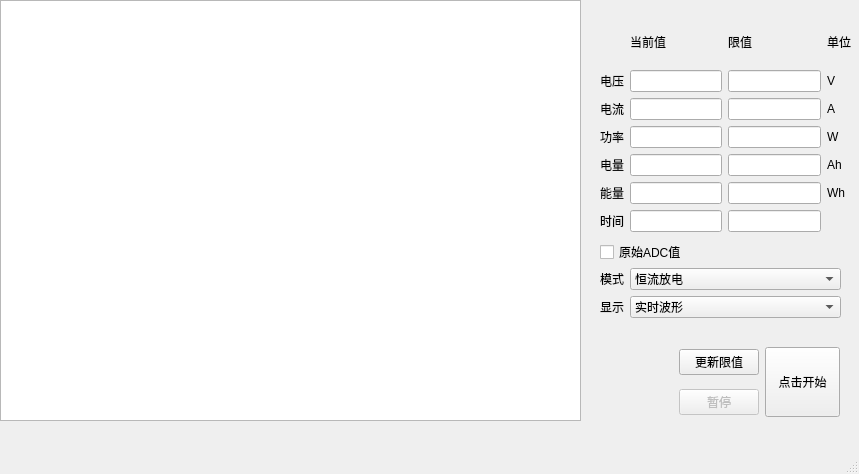
Qt form tools/client/main_window.ui (XuHg-zjcn/battery_tester) before a commit.
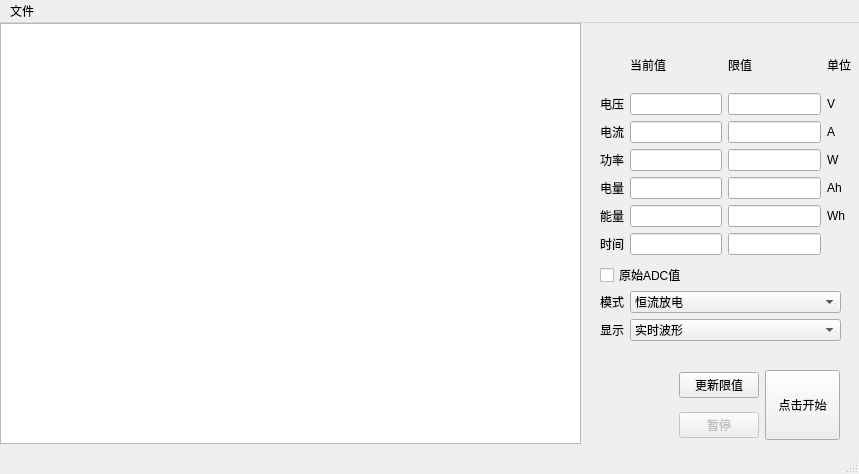
The same form after that commit. Custom widgets are drawn as their Qt base class.

Commit message: feat: 打开记录的原始数据显示放电曲线

Diff of the .ui file:
```diff
--- a/tools/client/main_window.ui
+++ b/tools/client/main_window.ui
@@ -332,6 +332,14 @@
      <height>23</height>
     </rect>
    </property>
+   <widget class="QMenu" name="menu_File">
+    <property name="title">
+     <string>文件</string>
+    </property>
+    <addaction name="action_OpenFile"/>
+    <addaction name="action_SaveFile"/>
+   </widget>
+   <addaction name="menu_File"/>
   </widget>
   <widget class="QStatusBar" name="statusbar"/>
  </widget>
```
Left out of the diff: 10 changed lines with no effect on the pictures. The commit also changes 2 other files.
